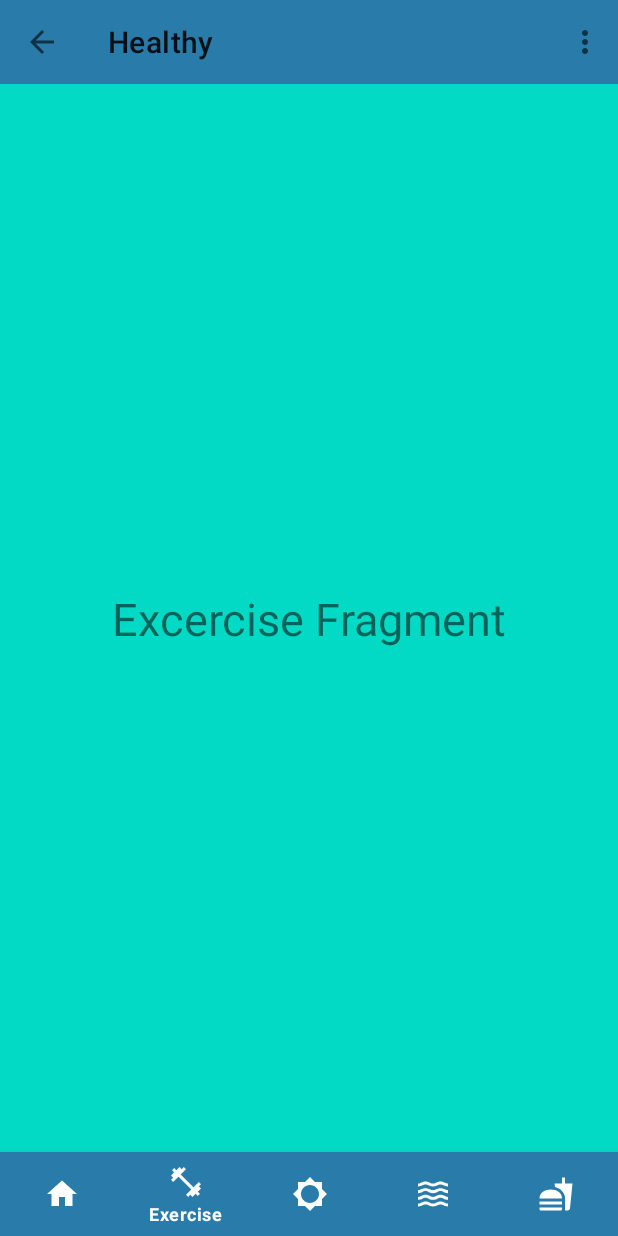
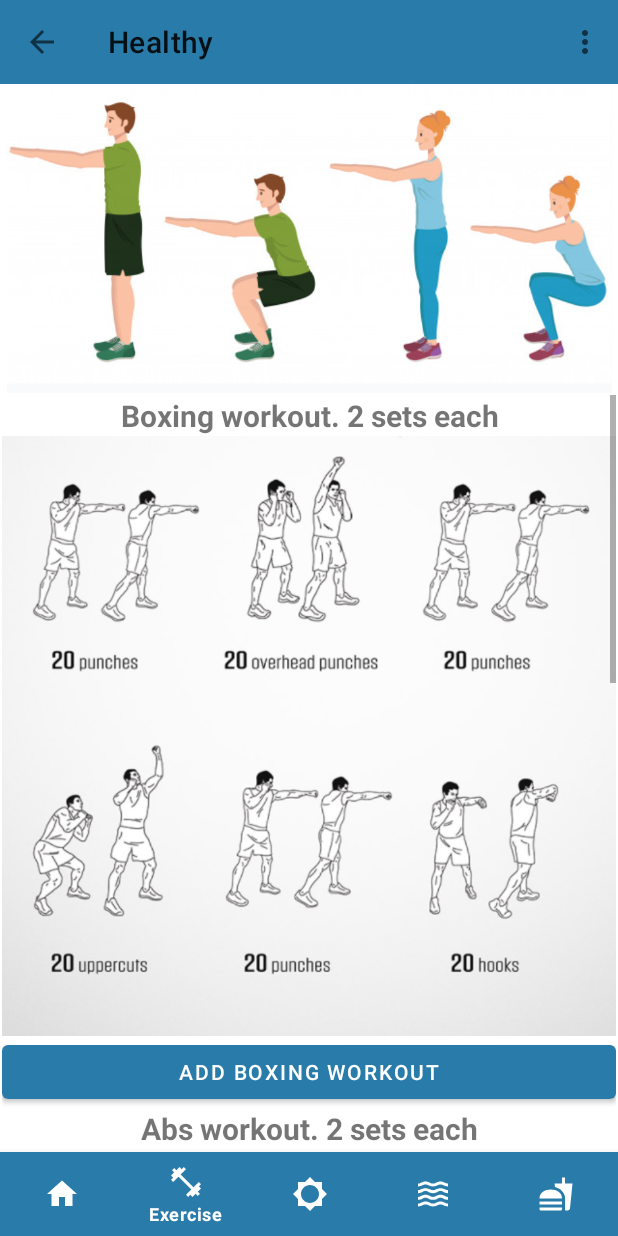
Before and after one commit to Ranteidz/Healthy, an Android app: the screen it shows after launch once a user with an empty profile is signed in (Home), item 2 of the bottom bar chosen, on a phone screen of 412 x 824 dp. Run offline under Robolectric (Android 15) with nearby library versions, the phone set to English and light mode, and no system bars; our stand-ins replace Firebase (no records; nobody signed in at launch, a user with empty details on screens opened directly).

Commit message:
exercise fragment implementation using scrollview and connection to add to firebase

```diff
--- a/app/src/main/java/com/example/healthy/MainActivity.java
+++ b/app/src/main/java/com/example/healthy/MainActivity.java
@@ -90,7 +90,7 @@ public class MainActivity extends BaseNav {
     public void updateUI(FirebaseUser firebaseUser){
 
         startActivity(new Intent(this,Home.class));
-        Log.println(Log.INFO,"Test",firebaseUser.getDisplayName());
+
     }
 
     public void SignUpPressed(View view) {
--- a/app/src/main/java/com/example/healthy/dao/FastingDAO.java
+++ b/app/src/main/java/com/example/healthy/dao/FastingDAO.java
@@ -4,6 +4,7 @@ import androidx.lifecycle.LiveData;
 
 import com.example.healthy.models.FastingProgress;
 import com.google.firebase.auth.FirebaseAuth;
+import com.google.firebase.auth.FirebaseUser;
 import com.google.firebase.database.DatabaseReference;
 import com.google.firebase.database.FirebaseDatabase;
 
@@ -14,18 +15,20 @@ public class FastingDAO {
     private DatabaseReference reference;
     private final FirebaseDatabase database = FirebaseDatabase.getInstance();
     private FirebaseAuth firebaseAuth;
+    private FirebaseUser firebaseUser;
     private static FastingDAO instance;
     private static Object lock = new Object();
 
-    public FastingDAO(){
-        firebaseAuth= FirebaseAuth.getInstance();
+    public FastingDAO() {
+        /*        firebaseAuth= FirebaseAuth.getInstance();*/
         reference = database.getReference();
+        /* firebaseUser =firebaseAuth.getCurrentUser();*/
     }
 
     public static FastingDAO getInstance() {
-        if(instance ==null){
-            synchronized (lock){
-                if(instance ==null){
+        if (instance == null) {
+            synchronized (lock) {
+                if (instance == null) {
                     instance = new FastingDAO();
                 }
             }
@@ -33,8 +36,8 @@ public class FastingDAO {
         return instance;
     }
 
-    public void addFast(FastingProgress fastingProgress) {
-        reference.child("users").child(firebaseAuth.getUid()).child("fastingProgresses").push().setValue(fastingProgress);
+    public void addFast(FastingProgress fastingProgress, String UID) {
+        reference.child("users").child(UID).child("fastingProgresses").push().setValue(fastingProgress);
     }
 
     public LiveData<ArrayList<FastingProgress>> getAllFasts() {
--- a/app/src/main/java/com/example/healthy/fragments/ExerciseFragment.java
+++ b/app/src/main/java/com/example/healthy/fragments/ExerciseFragment.java
@@ -4,19 +4,56 @@ import android.os.Bundle;
 import android.view.LayoutInflater;
 import android.view.View;
 import android.view.ViewGroup;
+import android.widget.Button;
 
+import androidx.annotation.Nullable;
 import androidx.fragment.app.Fragment;
+import androidx.lifecycle.ViewModelProvider;
 
 import com.example.healthy.R;
+import com.example.healthy.viewmodels.ExcerciseViewModel;
 
-public class ExerciseFragment extends Fragment {
+public class ExerciseFragment extends Fragment implements View.OnClickListener {
+
+    private View view;
+    private ExcerciseViewModel excerciseViewModel;
+    private Button addWarmButton, addBoxWButton, addAbsButton;
+
 
     @Override
     public View onCreateView(LayoutInflater inflater, ViewGroup container,
                              Bundle savedInstanceState) {
-        // Inflate the layout for this fragment
-        return inflater.inflate(R.layout.fragment_excercise, container, false);
+        view = inflater.inflate(R.layout.fragment_excercise, container, false);
+        addAbsButton = view.findViewById(R.id.addAbsWorkout);
+        addBoxWButton = view.findViewById(R.id.addBoxWorkout);
+        addWarmButton = view.findViewById(R.id.addWarmUpWorkout);
 
+        addAbsButton.setOnClickListener(this);
+        addBoxWButton.setOnClickListener(this);
+        addWarmButton.setOnClickListener(this);
+
+
+        return view;
     }
 
+    @Override
+    public void onCreate(@Nullable Bundle savedInstanceState) {
+        excerciseViewModel = new ViewModelProvider(this).get(ExcerciseViewModel.class);
+        super.onCreate(savedInstanceState);
+    }
+
+    @Override
+    public void onClick(View v) {
+        switch (v.getId()) {
+            case R.id.addAbsWorkout:
+                excerciseViewModel.addExercise("Abs Workout");
+                break;
+            case R.id.addBoxWorkout:
+                excerciseViewModel.addExercise("Boxing Workout");
+                break;
+            case R.id.addWarmUpWorkout:
+                excerciseViewModel.addExercise("Warmup Workout");
+                break;
+        }
+    }
 }
--- a/app/src/main/java/com/example/healthy/fragments/FastingFragment.java
+++ b/app/src/main/java/com/example/healthy/fragments/FastingFragment.java
@@ -16,6 +16,8 @@ import androidx.lifecycle.ViewModelProvider;
 
 import com.example.healthy.R;
 import com.example.healthy.viewmodels.FastingViewModel;
+import com.google.firebase.auth.FirebaseAuth;
+import com.google.firebase.auth.FirebaseUser;
 
 public class FastingFragment extends Fragment implements View.OnClickListener {
 
@@ -26,6 +28,8 @@ public class FastingFragment extends Fragment implements View.OnClickListener {
     private View view;
     private TextView timeRemaining;
     private FastingViewModel fastingViewModel;
+    private FirebaseAuth firebaseAuth;
+    private FirebaseUser firebaseUser;
 
     @Override
     public View onCreateView(LayoutInflater inflater, ViewGroup container,
@@ -36,6 +40,9 @@ public class FastingFragment extends Fragment implements View.OnClickListener {
        startButton = view.findViewById(R.id.fasting_add_button);
        timeRemaining = view.findViewById(R.id.fasting_info);
 
+        firebaseAuth = FirebaseAuth.getInstance();
+        firebaseUser = firebaseAuth.getCurrentUser();
+
        startButton.setOnClickListener(this);
 
        return view;
@@ -44,6 +51,7 @@ public class FastingFragment extends Fragment implements View.OnClickListener {
     @Override
     public void onCreate(@Nullable Bundle savedInstanceState) {
         fastingViewModel = new ViewModelProvider(this).get(FastingViewModel.class);
+
         super.onCreate(savedInstanceState);
     }
 
@@ -53,10 +61,10 @@ public class FastingFragment extends Fragment implements View.OnClickListener {
 
 
         if(radioID == R.id.fasting_rb_8hours){
-            fastingViewModel.addFast(8);
+            fastingViewModel.addFast(8,firebaseUser.getUid());
         }
         else if(radioID == R.id.fasting_rb_16hours){
-            fastingViewModel.addFast(16);
+            fastingViewModel.addFast(16,firebaseUser.getUid());
         }
     }
 }
--- a/app/src/main/java/com/example/healthy/repositories/FastRepository.java
+++ b/app/src/main/java/com/example/healthy/repositories/FastRepository.java
@@ -30,8 +30,8 @@ public class FastRepository {
         return instance;
     }
 
-    public void addFast(FastingProgress fastingProgress){
-        fastingDAO.addFast(fastingProgress);
+    public void addFast(FastingProgress fastingProgress,String UID){
+        fastingDAO.addFast(fastingProgress,UID);
     }
     public LiveData<ArrayList<FastingProgress>> getAllFasts(){
        return fastingDAO.getAllFasts();
--- a/app/src/main/java/com/example/healthy/viewmodels/ExcerciseViewModel.java
+++ b/app/src/main/java/com/example/healthy/viewmodels/ExcerciseViewModel.java
@@ -2,6 +2,17 @@ package com.example.healthy.viewmodels;
 
 import androidx.lifecycle.ViewModel;
 
+import com.example.healthy.models.ExerciseProgress;
+import com.example.healthy.repositories.ExcerciseRepository;
+
 public class ExcerciseViewModel extends ViewModel {
 
+    public ExcerciseViewModel(){
+
+    }
+
+    public void addExercise(String workoutName) {
+        ExerciseProgress exerciseProgress = new ExerciseProgress(java.time.LocalDate.now().toString(),workoutName);
+        ExcerciseRepository.getInstance().addExercise(exerciseProgress);
+    }
 }
--- a/app/src/main/java/com/example/healthy/viewmodels/FastingViewModel.java
+++ b/app/src/main/java/com/example/healthy/viewmodels/FastingViewModel.java
@@ -43,7 +43,7 @@ public class FastingViewModel extends ViewModel {
         }.start();
     }
 
-    public void addFast(int hours) {
+    public void addFast(int hours,String UID) {
         Calendar currentTime = Calendar.getInstance();
         currentTime.setTime(new Date());
 
@@ -53,7 +53,7 @@ public class FastingViewModel extends ViewModel {
 
         FastingProgress fastingProgress = new FastingProgress(currentTime.getTimeInMillis(),futureTime.getTimeInMillis());
 
-        FastRepository.getInstance().addFast(fastingProgress);
+        FastRepository.getInstance().addFast(fastingProgress,UID);
         isRunning.setValue(true);
     }
 
--- a/app/src/main/java/com/example/healthy/viewmodels/WaterIntakeViewModel.java
+++ b/app/src/main/java/com/example/healthy/viewmodels/WaterIntakeViewModel.java
@@ -13,10 +13,10 @@ public class WaterIntakeViewModel extends ViewModel {
 
     private MutableLiveData<Integer> waterProgress = new MutableLiveData<>();
     private MutableLiveData<Boolean> isFinished = new MutableLiveData<>();
-    private WaterRepository waterRepository;
+
 
     public WaterIntakeViewModel() {
-    /*    waterRepository = WaterRepository.getInstance();*/
+
     }
 
     public LiveData<Integer> getWaterProgressForToday() {
--- a/app/src/main/res/layout/fragment_excercise.xml
+++ b/app/src/main/res/layout/fragment_excercise.xml
@@ -4,21 +4,92 @@
     xmlns:tools="http://schemas.android.com/tools"
     android:layout_width="match_parent"
     android:layout_height="match_parent"
-    tools:context=".fragments.ExerciseFragment"
-    android:background="@color/teal_200">
+    android:background="@color/white"
+    tools:context=".fragments.ExerciseFragment">
 
-    <!-- TODO: Update blank fragment layout -->
-    <TextView
-        android:id="@+id/tvFirstFragment"
-        android:layout_width="wrap_content"
-        android:layout_height="wrap_content"
-        android:text="Excercise Fragment"
-        android:textSize="30dp"
-        app:layout_constraintBottom_toBottomOf="parent"
+
+    <ImageView
+        android:id="@+id/imageView5"
+        android:layout_width="410dp"
+        android:layout_height="206dp"
+        android:src="@drawable/exercise"
         app:layout_constraintEnd_toEndOf="parent"
         app:layout_constraintHorizontal_bias="0.5"
         app:layout_constraintStart_toStartOf="parent"
-        app:layout_constraintTop_toTopOf="parent"
-        />
+        app:layout_constraintTop_toTopOf="parent" />
+
+    <ScrollView
+        android:layout_width="409dp"
+        android:layout_height="523dp"
+        android:layout_marginTop="1dp"
+        app:layout_constraintEnd_toEndOf="parent"
+        app:layout_constraintHorizontal_bias="0.5"
+        app:layout_constraintStart_toStartOf="parent"
+        app:layout_constraintTop_toBottomOf="@+id/imageView5">
+
+        <LinearLayout
+            android:layout_width="match_parent"
+            android:layout_height="wrap_content"
+            android:orientation="vertical" >
+            <TextView
+                android:layout_width="match_parent"
+                android:layout_height="wrap_content"
+                android:text="Boxing workout. 2 sets each"
+                android:textAlignment="center"
+                android:textSize="20sp"
+                android:textStyle="bold"
+                ></TextView>
+            <ImageView
+                android:layout_width="match_parent"
+                android:layout_height="400dp"
+                android:src="@drawable/boxworkout"></ImageView>
+
+            <Button
+                android:id="@+id/addBoxWorkout"
+
+                android:layout_width="match_parent"
+                android:layout_height="wrap_content"
+                android:text="Add Boxing workout" />
+            <TextView
+                android:layout_width="match_parent"
+                android:layout_height="wrap_content"
+                android:text="Abs workout. 2 sets each"
+                android:textAlignment="center"
+                android:textSize="20sp"
+                android:textStyle="bold"
+                ></TextView>
+            <ImageView
+                android:layout_width="match_parent"
+                android:layout_height="400dp"
+                android:src="@drawable/absworkout"></ImageView>
+            <Button
+                android:id="@+id/addAbsWorkout"
+                android:layout_width="match_parent"
+                android:layout_height="wrap_content"
+                android:text="Add abs workout" />
+
+            <TextView
+                android:layout_width="match_parent"
+                android:layout_height="wrap_content"
+                android:text="Warmup workout. 2 sets each"
+                android:textAlignment="center"
+                android:textSize="20sp"
+                android:textStyle="bold"
+                ></TextView>
+
+            <ImageView
+                android:layout_width="match_parent"
+                android:layout_height="400dp"
+                android:src="@drawable/warmupworkout"></ImageView>
+            <Button
+                android:id="@+id/addWarmUpWorkout"
+                android:layout_width="match_parent"
+                android:layout_height="wrap_content"
+                android:text="Add warmup workout" />
+
+        </LinearLayout>
+    </ScrollView>
+
+
 
 </androidx.constraintlayout.widget.ConstraintLayout>
```
Also changed, not shown: app/src/main/res/drawable/absworkout.png (added), app/src/main/res/drawable/boxworkout.png (added), app/src/main/res/drawable/exercise.png (added), app/src/main/res/drawable/warmupworkout.png (added).
